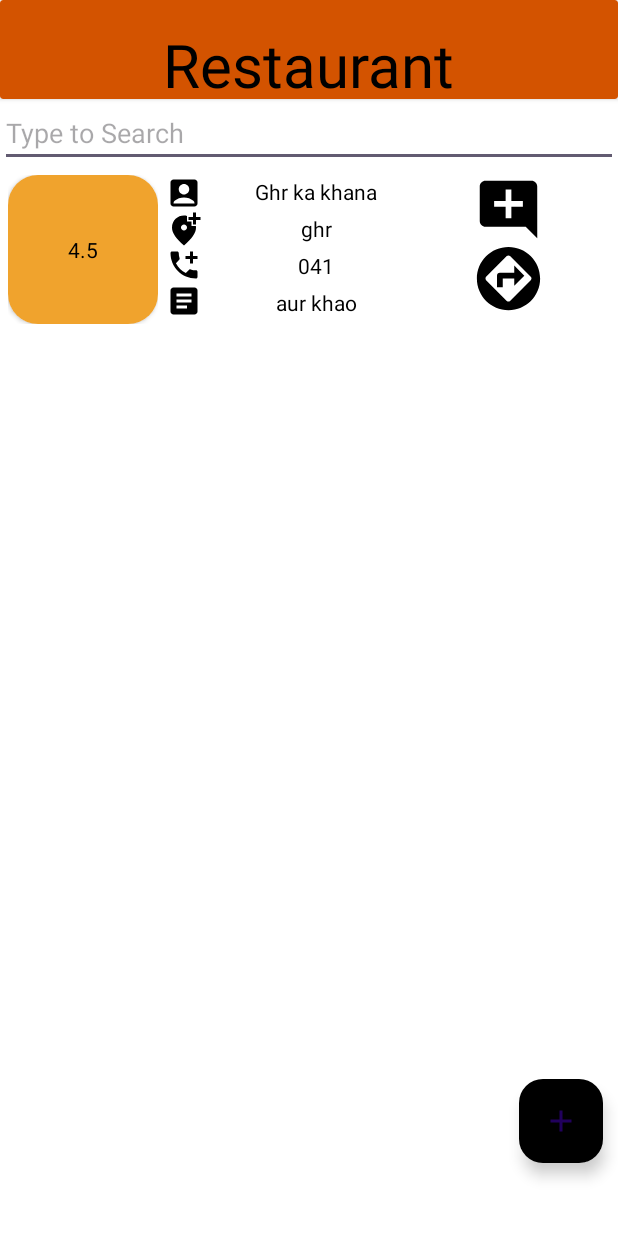
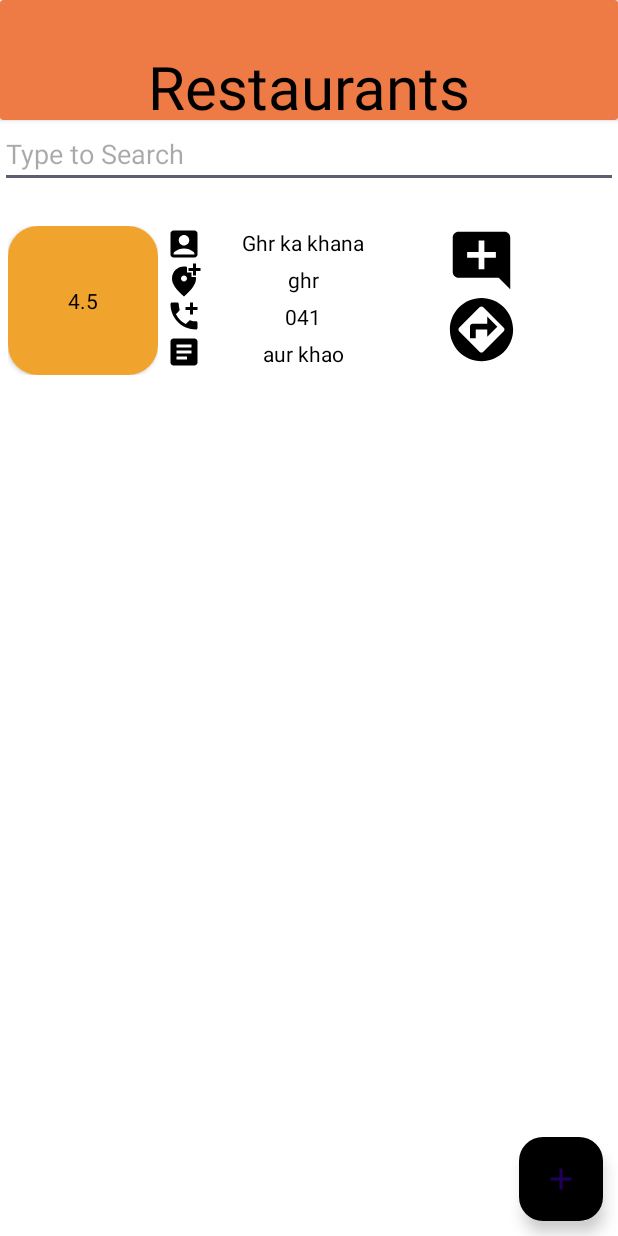
Before and after one commit to ARK2625123/SMD_Ass_2, an Android app: the screen it shows after launch (MainActivity), on a phone screen of 412 x 824 dp. Run offline under Robolectric (Android 15) with nearby library versions, the phone set to English and light mode, and no system bars.

Commit message:
whole thing pt II

```diff
--- a/SMD_2/app/src/main/AndroidManifest.xml
+++ b/SMD_2/app/src/main/AndroidManifest.xml
@@ -6,9 +6,9 @@
         android:allowBackup="true"
         android:dataExtractionRules="@xml/data_extraction_rules"
         android:fullBackupContent="@xml/backup_rules"
-        android:icon="@mipmap/ic_launcher"
+        android:icon="@mipmap/wavy"
         android:label="@string/app_name"
-        android:roundIcon="@mipmap/ic_launcher_round"
+        android:roundIcon="@mipmap/wavy_round"
         android:supportsRtl="true"
         android:theme="@style/Theme.SMD_2"
         tools:targetApi="31">
--- a/SMD_2/app/src/main/java/com/example/smd_2/restadapter.java
+++ b/SMD_2/app/src/main/java/com/example/smd_2/restadapter.java
@@ -53,16 +53,16 @@ public class restadapter extends RecyclerView.Adapter<restadapter.ViewHolder> {
 
     @Override
     public void onBindViewHolder(@NonNull ViewHolder holder, int position) {
-        holder.tvrating.setText(rests.get(position).getRating());
-        holder.tvname.setText(rests.get(position).getName());
-        holder.tvlocation.setText(rests.get(position).getLocation());
-        holder.tvnumber.setText(rests.get(position).getNumber());
-        holder.tvdesc.setText(rests.get(position).getDecription());
+        holder.tvrating.setText(filtrest.get(position).getRating());
+        holder.tvname.setText(filtrest.get(position).getName());
+        holder.tvlocation.setText(filtrest.get(position).getLocation());
+        holder.tvnumber.setText(filtrest.get(position).getNumber());
+        holder.tvdesc.setText(filtrest.get(position).getDecription());
     }
 
     @Override
     public int getItemCount() {
-        return rests.size();
+        return filtrest.size();
     }
 
     public class ViewHolder extends RecyclerView.ViewHolder
--- a/SMD_2/app/src/main/res/layout/activity_main.xml
+++ b/SMD_2/app/src/main/res/layout/activity_main.xml
@@ -15,12 +15,13 @@
     android:orientation="vertical">
     <androidx.cardview.widget.CardView
         android:layout_width="match_parent"
-        android:layout_height="66dp"
-        android:backgroundTint="@color/title">
+        android:layout_height="80dp"
+        android:backgroundTint="@color/title"
+        >
     <TextView
         android:layout_width="wrap_content"
         android:layout_height="wrap_content"
-        android:layout_marginTop="10dp"
+        android:layout_marginTop="18dp"
         android:text="@string/restaurant"
         android:textColor="@color/black"
         android:layout_gravity="center"
@@ -36,15 +37,18 @@
 </LinearLayout>
 
 
-    <LinearLayout
+    <FrameLayout
         android:layout_width="match_parent"
-        android:layout_height="608dp">
+        android:layout_marginTop="20dp"
+        android:layout_height="match_parent">
 
-        <androidx.recyclerview.widget.RecyclerView
-            android:id="@+id/rvrest"
-            android:layout_width="wrap_content"
-            android:layout_height="wrap_content" />
-    </LinearLayout>
+    <androidx.recyclerview.widget.RecyclerView
+    android:id="@+id/rvrest"
+    android:layout_width="match_parent"
+    android:layout_height="wrap_content" />
+
+
+
 
     <com.google.android.material.floatingactionbutton.FloatingActionButton
         android:layout_width="wrap_content"
@@ -52,14 +56,14 @@
         android:backgroundTint="@color/black"
         android:src="@drawable/add"
         app:rippleColor="@color/title"
-        android:outlineAmbientShadowColor="@color/material_dynamic_neutral30"
+
         android:layout_marginEnd="10dp"
         android:layout_marginBottom="10dp"
-        app:layout_anchor="@id/rvrest"
+
         android:id="@+id/fabadd"
         android:layout_gravity="bottom|end"
-        app:layout_anchorGravity="bottom|end">
+        >
 
     </com.google.android.material.floatingactionbutton.FloatingActionButton>
-
+    </FrameLayout>
 </LinearLayout>
--- a/SMD_2/app/src/main/res/layout/add.xml
+++ b/SMD_2/app/src/main/res/layout/add.xml
@@ -6,7 +6,7 @@
     >
 
     <androidx.cardview.widget.CardView
-        android:layout_width="377dp"
+        android:layout_width="match_parent"
         android:layout_height="525dp"
         android:layout_gravity="center"
 
@@ -16,11 +16,11 @@
 
 
         <LinearLayout
-            android:layout_width="wrap_content"
+            android:layout_width="match_parent"
             android:layout_height="wrap_content"
             android:layout_gravity="center"
             android:orientation="vertical"
-            android:padding="70dp">
+            android:padding="20dp">
 
             <TextView
                 android:layout_width="match_parent"
--- a/SMD_2/app/src/main/res/layout/rest.xml
+++ b/SMD_2/app/src/main/res/layout/rest.xml
@@ -3,6 +3,7 @@
     android:layout_width="match_parent"
     android:layout_height="wrap_content"
     android:paddingVertical="5dp"
+    android:layout_gravity="center_horizontal"
     android:background="@color/white"
 
     xmlns:app="http://schemas.android.com/apk/res-auto">
@@ -56,46 +57,46 @@
     </LinearLayout>
 
     <LinearLayout
-        android:layout_width="142dp"
+        android:layout_width="124dp"
         android:layout_height="wrap_content"
         android:layout_marginLeft="5dp"
         android:orientation="vertical">
 
         <TextView
+            android:id="@+id/tvname"
             android:layout_width="match_parent"
             android:layout_height="wrap_content"
             android:layout_marginTop="1dp"
             android:text="@string/name"
-            android:textColor="@color/black"
-            android:id="@+id/tvname"
-            android:textAlignment="center" />
+            android:textAlignment="center"
+            android:textColor="@color/black" />
 
         <TextView
+            android:id="@+id/tvlocation"
             android:layout_width="match_parent"
             android:layout_height="wrap_content"
             android:layout_marginTop="5dp"
-            android:textColor="@color/black"
             android:text="@string/location"
-            android:id="@+id/tvlocation"
-            android:textAlignment="center" />
+            android:textAlignment="center"
+            android:textColor="@color/black" />
 
         <TextView
+            android:id="@+id/tvnumber"
             android:layout_width="match_parent"
             android:layout_height="wrap_content"
             android:layout_marginTop="5dp"
             android:text="@string/phone_no"
-            android:textColor="@color/black"
-            android:id="@+id/tvnumber"
-            android:textAlignment="center" />
+            android:textAlignment="center"
+            android:textColor="@color/black" />
 
         <TextView
+            android:id="@+id/tvdesc"
             android:layout_width="match_parent"
             android:layout_height="wrap_content"
             android:layout_marginTop="5dp"
             android:text="@string/desc"
-            android:textColor="@color/black"
-            android:id="@+id/tvdesc"
-            android:textAlignment="center" />
+            android:textAlignment="center"
+            android:textColor="@color/black" />
 
 
     </LinearLayout>
--- a/SMD_2/app/src/main/res/values/colors.xml
+++ b/SMD_2/app/src/main/res/values/colors.xml
@@ -3,5 +3,5 @@
     <color name="black">#FF000000</color>
     <color name="white">#FFFFFFFF</color>
     <color name="rating">#f0a32d</color>
-    <color name="title">#d35300</color>
+    <color name="title">#ee7a45</color>
 </resources>
--- a/SMD_2/app/src/main/res/values/strings.xml
+++ b/SMD_2/app/src/main/res/values/strings.xml
@@ -1,7 +1,7 @@
 <resources>
     <string name="app_name">SMD_2</string>
     <string name="rating">Rating</string>
-    <string name="restaurant">Restaurant</string>
+    <string name="restaurant">Restaurants</string>
     <string name="name">Name</string>
     <string name="location">Location</string>
     <string name="phone_no">Phone no.</string>
```
